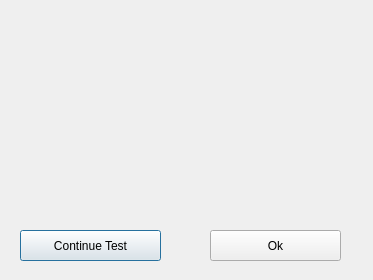
First picture: the form in GUI/components.ui, repository AudreyFrancisco/SingleLadderQualification, before the edit.
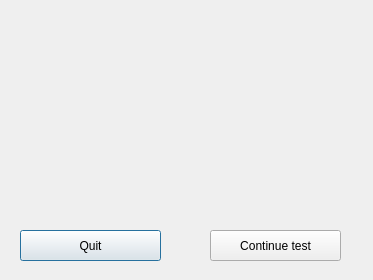
Second picture: the form after the edit.

Commit message: giving the possibility to stop test if component not there

Patch:
```diff
--- a/GUI/components.ui
+++ b/GUI/components.ui
@@ -26,7 +26,7 @@
     <string/>
    </property>
   </widget>
-  <widget class="QPushButton" name="continue_2">
+  <widget class="QPushButton" name="quit">
    <property name="geometry">
     <rect>
      <x>20</x>
@@ -36,10 +36,10 @@
     </rect>
    </property>
    <property name="text">
-    <string>Continue Test</string>
+    <string>Quit</string>
    </property>
   </widget>
-  <widget class="QPushButton" name="quit">
+  <widget class="QPushButton" name="continuetest">
    <property name="geometry">
     <rect>
      <x>210</x>
@@ -49,7 +49,7 @@
     </rect>
    </property>
    <property name="text">
-    <string>Ok</string>
+    <string>Continue test</string>
    </property>
   </widget>
  </widget>
```
The commit also changes 3 other files.
